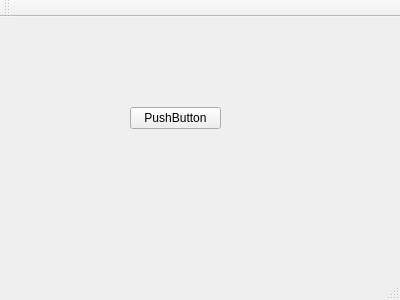
Qt form mainwindow.ui (andreduartesp/ihm-usando-visao-computacional) before a commit.
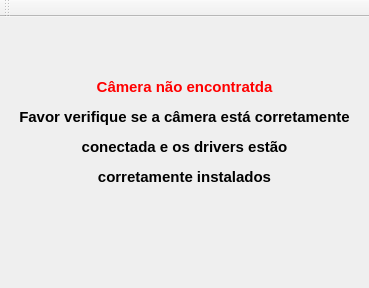
The same form after that commit.

Commit message: Final release for graduate

```diff
--- a/mainwindow.ui
+++ b/mainwindow.ui
@@ -6,37 +6,23 @@
    <rect>
     <x>0</x>
     <y>0</y>
-    <width>400</width>
-    <height>300</height>
+    <width>369</width>
+    <height>288</height>
    </rect>
   </property>
   <property name="windowTitle">
    <string>MainWindow</string>
   </property>
   <widget class="QWidget" name="centralWidget">
-   <widget class="QPushButton" name="pushButton">
-    <property name="geometry">
-     <rect>
-      <x>130</x>
-      <y>90</y>
-      <width>91</width>
-      <height>22</height>
-     </rect>
-    </property>
-    <property name="text">
-     <string>PushButton</string>
-    </property>
-   </widget>
-  </widget>
-  <widget class="QMenuBar" name="menuBar">
-   <property name="geometry">
-    <rect>
-     <x>0</x>
-     <y>0</y>
-     <width>400</width>
-     <height>19</height>
-    </rect>
-   </property>
+   <layout class="QGridLayout" name="gridLayout">
+    <item row="0" column="0">
+     <widget class="QLabel" name="label">
+      <property name="text">
+       <string>&lt;html&gt;&lt;head/&gt;&lt;body&gt;&lt;p align=&quot;center&quot;&gt;&lt;span style=&quot; font-size:11pt; font-weight:600; color:#ff0000;&quot;&gt;Câmera não encontratda&lt;/span&gt;&lt;/p&gt;&lt;p align=&quot;center&quot;&gt;&lt;span style=&quot; font-size:11pt; font-weight:600; color:#000000;&quot;&gt;Favor verifique se a câmera está corretamente&lt;/span&gt;&lt;/p&gt;&lt;p align=&quot;center&quot;&gt;&lt;span style=&quot; font-size:11pt; font-weight:600; color:#000000;&quot;&gt;conectada e os drivers estão&lt;/span&gt;&lt;/p&gt;&lt;p align=&quot;center&quot;&gt;&lt;span style=&quot; font-size:11pt; font-weight:600; color:#000000;&quot;&gt;corretamente instalados&lt;/span&gt;&lt;/p&gt;&lt;p&gt;&lt;br/&gt;&lt;/p&gt;&lt;/body&gt;&lt;/html&gt;</string>
+      </property>
+     </widget>
+    </item>
+   </layout>
   </widget>
   <widget class="QToolBar" name="mainToolBar">
    <attribute name="toolBarArea">
@@ -46,7 +32,6 @@
     <bool>false</bool>
    </attribute>
   </widget>
-  <widget class="QStatusBar" name="statusBar"/>
  </widget>
  <layoutdefault spacing="6" margin="11"/>
  <resources/>
```
Left out of the diff: 2 changed lines with no effect on the pictures. The commit also changes 1 other file.
